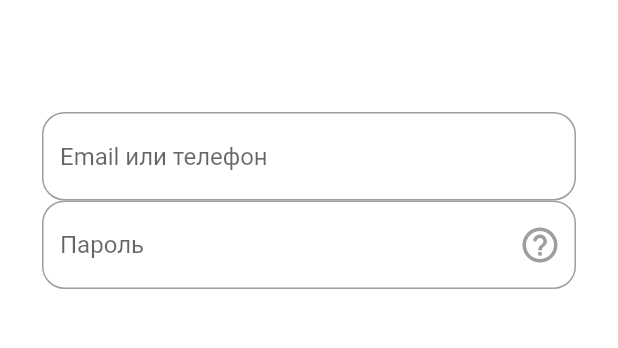
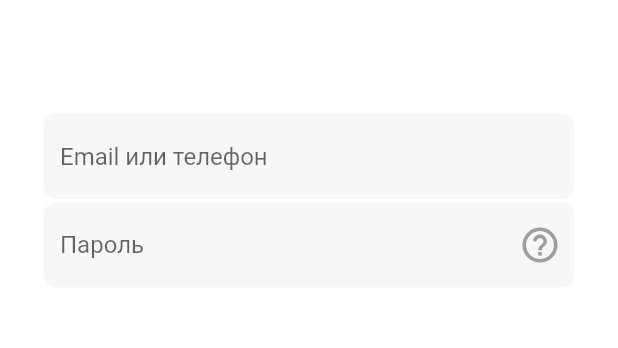
Before and after one commit to FedotovV/social_network, a Flutter app: the screen it shows after launch, on a phone screen of 412 x 824 dp, the part 341-689 px from its top. Run offline on Flutter 3.47's test engine with Material 2 defaults, Android fonts, the phone set to English and light mode, and no system bars.

Commit message:
add color, change TextFormField

```diff
--- a/lib/login_screen/registration_screen.dart
+++ b/lib/login_screen/registration_screen.dart
@@ -36,26 +36,31 @@ class _RegistrationScreenState extends State<RegistrationScreen> {
                   hintText: 'Email или телефон',
                   enabledBorder: OutlineInputBorder(
                       borderRadius: BorderRadius.all(
-                        Radius.circular(15.0),
+                        Radius.elliptical(10, 10),
                       ),
-                      borderSide: BorderSide(color: Colors.grey)),
-                  fillColor: Colors.grey,
+                      borderSide: BorderSide(color: Colors.white)),
+                  fillColor: Color(0xFFF7F7F7),
                   focusedBorder: OutlineInputBorder(
                       borderRadius: BorderRadius.all(
-                        Radius.circular(15.0),
+                        Radius.elliptical(10, 10),
                       ),
-                      borderSide: BorderSide(color: Colors.grey)),
+                      borderSide: BorderSide(color: Colors.white)),
+                  filled: true,
                 ),
               ),
+              // const Divider(
+              //   color: Colors.grey,
+              // ),
               TextFormField(
                 decoration: InputDecoration(
                   hintText: 'Пароль',
                   enabledBorder: const OutlineInputBorder(
                       borderRadius: BorderRadius.all(
-                        Radius.circular(15.0),
+                        Radius.elliptical(10, 10),
                       ),
-                      borderSide: BorderSide(color: Colors.grey)),
-                  fillColor: Colors.grey,
+                      borderSide: BorderSide(color: Colors.white)),
+                  fillColor: const Color(0xFFF7F7F7),
+                  filled: true,
                   suffixIcon: IconButton(
                     color: Colors.grey,
                     splashColor: Colors.white,
@@ -66,9 +71,9 @@ class _RegistrationScreenState extends State<RegistrationScreen> {
                   ),
                   focusedBorder: const OutlineInputBorder(
                       borderRadius: BorderRadius.all(
-                        Radius.circular(15.0),
+                        Radius.elliptical(10, 10),
                       ),
-                      borderSide: BorderSide(color: Colors.grey)),
+                      borderSide: BorderSide(color: Colors.white)),
                 ),
               ),
             ]),
```
